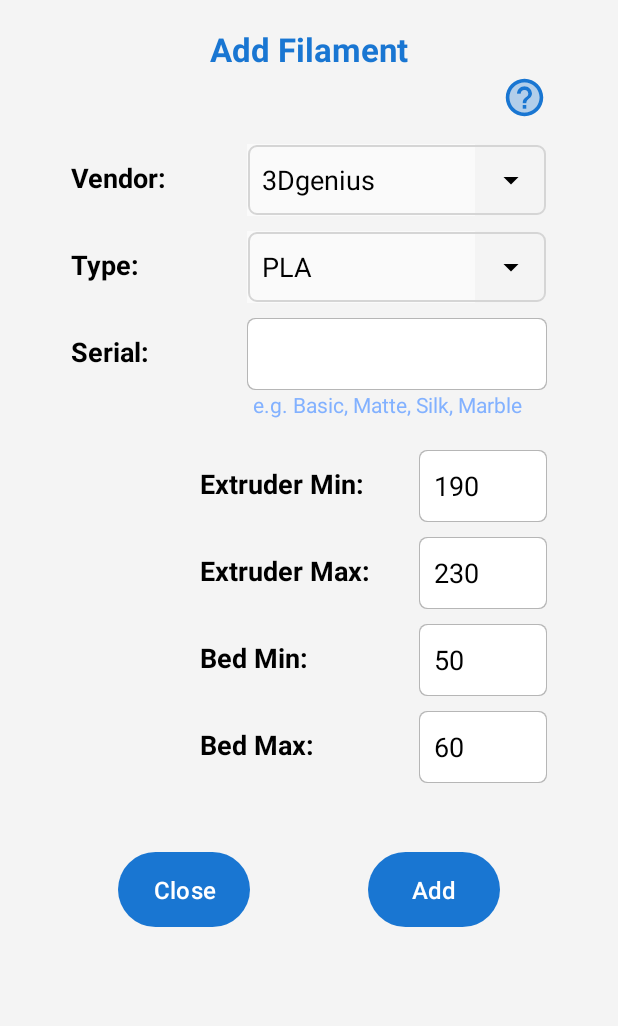
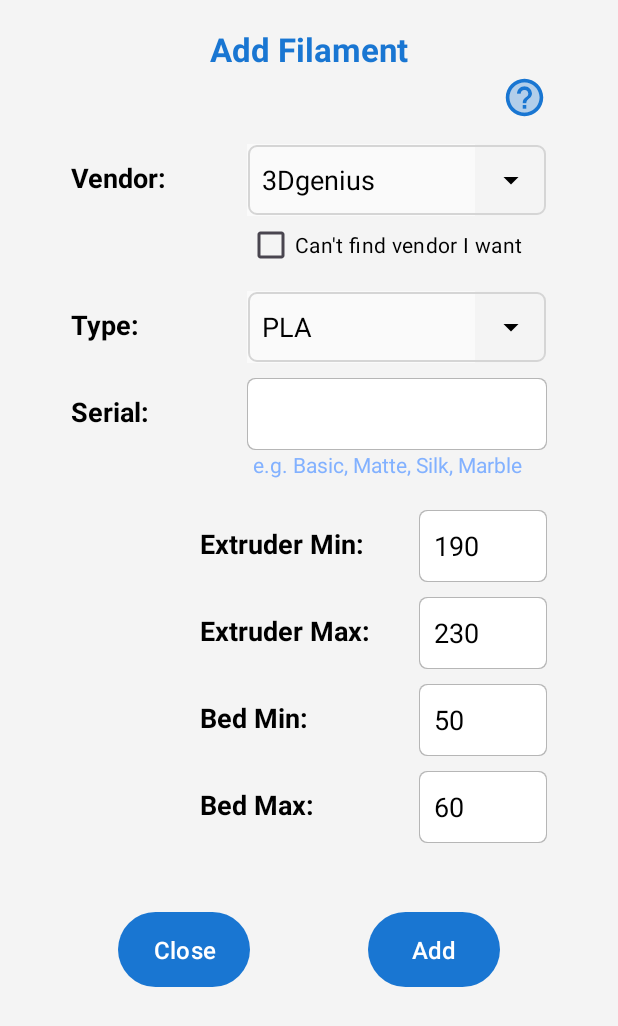
Before and after one commit to vinaycalastry/ACE-RFID, an Android app: the MainActivity screen opened directly, with no data from a screen before it, after a tap on "Add", on a phone screen of 412 x 824 dp. Shown: the top 1026 px of the screen. Run offline under Robolectric (Android 15) with nearby library versions, the phone set to English and light mode, and no system bars; our stand-ins replace Room's generated code; 3 statements that could not run were skipped.

Commit message:
v17
change tag r/w method
add manual vendor input for custom filaments

```diff
--- a/Android/AceRFID/app/src/main/res/layout/add_dialog.xml
+++ b/Android/AceRFID/app/src/main/res/layout/add_dialog.xml
@@ -2,6 +2,7 @@
 <ScrollView
     xmlns:android="http://schemas.android.com/apk/res/android"
     xmlns:app="http://schemas.android.com/apk/res-auto"
+    xmlns:tools="http://schemas.android.com/tools"
     android:layout_width="match_parent"
     android:layout_height="match_parent"
     android:background="#F4F4F4"
@@ -46,6 +47,30 @@
         app:layout_constraintStart_toEndOf="@+id/btncls"
         app:layout_constraintTop_toBottomOf="@+id/txtbedmax" />
 
+    <EditText
+        android:id="@+id/txtvendor"
+        android:layout_width="200dp"
+        android:layout_height="48dp"
+        android:visibility="invisible"
+        android:layout_marginTop="96dp"
+        android:autofillHints=""
+        android:background="@drawable/edittext"
+        android:digits="@string/alphanumeric"
+        android:ems="10"
+        android:focusable="true"
+        android:focusableInTouchMode="true"
+        android:imeOptions="actionDone"
+        android:inputType="textNoSuggestions"
+        android:maxLength="10"
+        android:padding="10dp"
+        android:singleLine="true"
+        android:text=""
+        android:textColor="@color/text_color"
+        app:layout_constraintEnd_toEndOf="parent"
+        app:layout_constraintHorizontal_bias="0.497"
+        app:layout_constraintStart_toEndOf="@+id/lblvendor"
+        app:layout_constraintTop_toTopOf="parent"/>
+
     <Spinner
         android:id="@+id/vendor"
         android:layout_width="200dp"
@@ -72,7 +97,7 @@
         android:id="@+id/type"
         android:layout_width="200dp"
         android:layout_height="48dp"
-        android:layout_marginTop="10dp"
+        android:layout_marginTop="50dp"
         android:spinnerMode="dialog"
         app:backgroundTint="@color/text_color"
         app:layout_constraintEnd_toEndOf="parent"
@@ -102,7 +127,7 @@
         android:focusable="true"
         android:focusableInTouchMode="true"
         android:imeOptions="actionDone"
-        android:inputType="textVisiblePassword"
+        android:inputType="textNoSuggestions"
         android:maxLength="16"
         android:padding="10dp"
         android:singleLine="true"
@@ -121,11 +146,11 @@
         android:background="@drawable/edittext"
         android:digits="@string/numeric"
         android:ems="4"
+        android:inputType="number"
         android:focusable="true"
         android:focusableInTouchMode="true"
         android:importantForAutofill="no"
         android:imeOptions="actionDone"
-        android:inputType="textVisiblePassword"
         android:maxLength="3"
         android:padding="10dp"
         android:singleLine="true"
@@ -146,7 +171,7 @@
         android:importantForAutofill="no"
         android:focusableInTouchMode="true"
         android:imeOptions="actionDone"
-        android:inputType="textVisiblePassword"
+        android:inputType="number"
         android:maxLength="3"
         android:padding="10dp"
         android:singleLine="true"
@@ -167,7 +192,7 @@
         android:importantForAutofill="no"
         android:focusableInTouchMode="true"
         android:imeOptions="actionDone"
-        android:inputType="textVisiblePassword"
+        android:inputType="number"
         android:maxLength="3"
         android:padding="10dp"
         android:singleLine="true"
@@ -188,7 +213,7 @@
         android:focusable="true"
         android:focusableInTouchMode="true"
         android:imeOptions="actionDone"
-        android:inputType="textVisiblePassword"
+        android:inputType="number"
         android:maxLength="3"
         android:padding="10dp"
         android:singleLine="true"
@@ -325,5 +350,15 @@
         app:layout_constraintEnd_toEndOf="@id/vendor"
         app:layout_constraintBottom_toTopOf="@id/vendor" />
 
+    <CheckBox
+        android:id="@+id/chkvendor"
+        android:layout_width="wrap_content"
+        android:layout_height="30dp"
+        android:layout_marginTop="4dp"
+        android:textColor="@color/text_color"
+        android:text="@string/can_t_find_vendor_i_want"
+        app:layout_constraintStart_toStartOf="@+id/vendor"
+        app:layout_constraintTop_toBottomOf="@+id/txtvendor" />
+
 </androidx.constraintlayout.widget.ConstraintLayout>
     </ScrollView>
--- a/Android/AceRFID/app/src/main/res/values/strings.xml
+++ b/Android/AceRFID/app/src/main/res/values/strings.xml
@@ -44,4 +44,5 @@
     <string name="bed_min">Bed Min:</string>
     <string name="bed_max">Bed Max:</string>
     <string name="helpurl">https://github.com/DnG-Crafts/ACE-RFID/blob/main/docs/Filament/Filament.md</string>
+    <string name="can_t_find_vendor_i_want">Can\'t find vendor I want</string>
 </resources>
```
Also changed, not shown: Android/AceRFID/app/src/main/java/dngsoftware/acerfid/MainActivity.java (+78 -29 lines), Android/AceRFID/app/src/main/java/dngsoftware/acerfid/Utils.java (+14 -2 lines).
